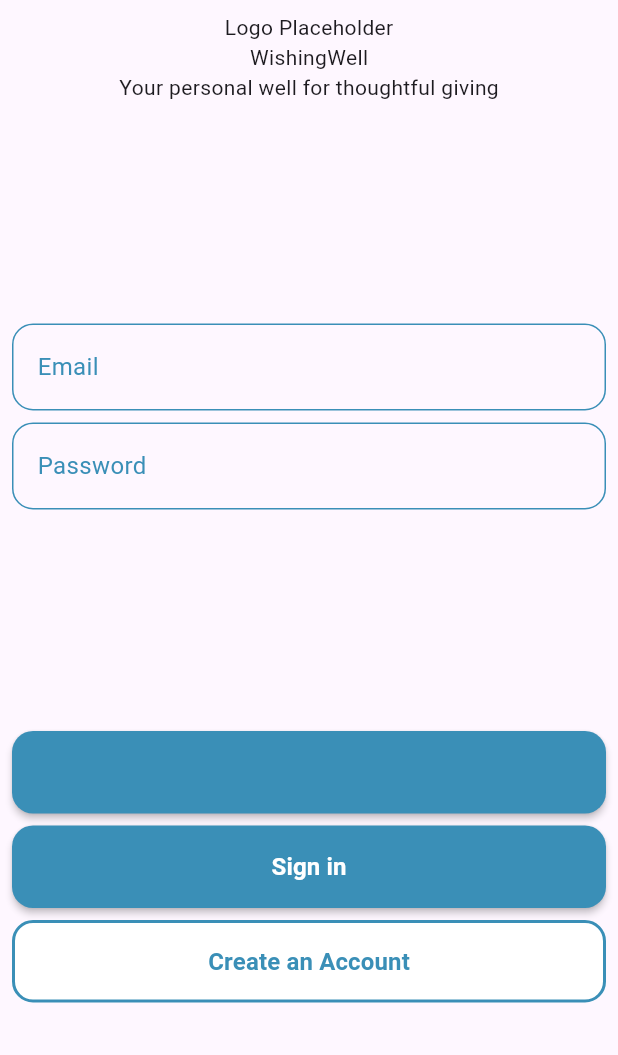
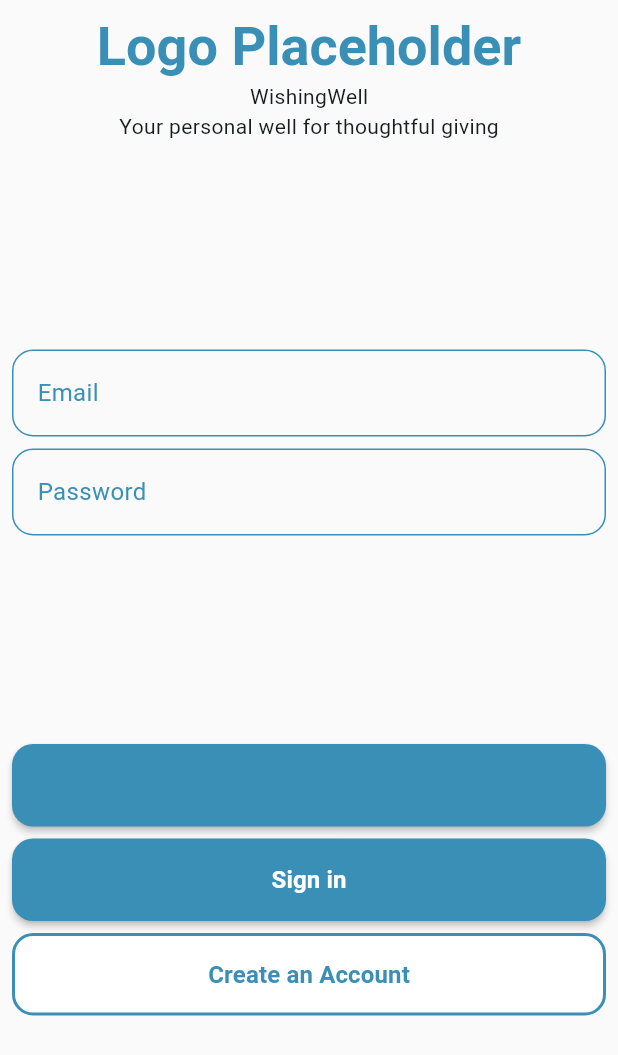
Before and after one commit to hoveydev/wishing-well, a Flutter app: the screen it shows after launch, on a phone screen of 412 x 824 dp. Shown: the top 1055 px of the screen. Run offline on Flutter 3.47's test engine with Material 3 defaults, Android fonts, the phone set to English and light mode, and no system bars.

Commit message:
update app theme; flutter convention changes

```diff
--- a/lib/components/button/button_style.dart
+++ b/lib/components/button/button_style.dart
@@ -1,5 +1,5 @@
 import 'package:flutter/material.dart';
-import '../../theme.dart';
+import '../../theme/app_colors.dart';
 import 'button_type.dart';
 
 ButtonStyle style(ButtonType type) {
--- a/lib/components/button/types/primary_button.dart
+++ b/lib/components/button/types/primary_button.dart
@@ -2,7 +2,7 @@ import 'package:flutter/cupertino.dart';
 import 'package:flutter/material.dart';
 import 'package:wishing_well/components/button/button_content.dart';
 import 'package:wishing_well/components/button/button_style.dart';
-import 'package:wishing_well/theme.dart';
+import 'package:wishing_well/theme/app_colors.dart';
 import 'package:wishing_well/utilities.dart';
 import '../button_type.dart';
 
--- a/lib/components/button/types/secondary_button.dart
+++ b/lib/components/button/types/secondary_button.dart
@@ -2,7 +2,7 @@ import 'package:flutter/cupertino.dart';
 import 'package:flutter/material.dart';
 import 'package:wishing_well/components/button/button_content.dart';
 import 'package:wishing_well/components/button/button_style.dart';
-import 'package:wishing_well/theme.dart';
+import 'package:wishing_well/theme/app_colors.dart';
 import 'package:wishing_well/utilities.dart';
 import '../button_type.dart';
 
--- a/lib/components/button/types/tertiary_button.dart
+++ b/lib/components/button/types/tertiary_button.dart
@@ -2,7 +2,7 @@ import 'package:flutter/cupertino.dart';
 import 'package:flutter/material.dart';
 import 'package:wishing_well/components/button/button_content.dart';
 import 'package:wishing_well/components/button/button_style.dart';
-import 'package:wishing_well/theme.dart';
+import 'package:wishing_well/theme/app_colors.dart';
 import 'package:wishing_well/utilities.dart';
 import '../button_type.dart';
 
--- a/lib/components/input/input.dart
+++ b/lib/components/input/input.dart
@@ -1,6 +1,6 @@
 import 'package:flutter/material.dart';
 import 'package:wishing_well/components/input/input_type.dart';
-import 'package:wishing_well/theme.dart';
+import 'package:wishing_well/theme/app_colors.dart';
 
 class Input extends StatelessWidget {
   final String placeholder;
--- a/lib/main.dart
+++ b/lib/main.dart
@@ -1,8 +1,6 @@
 import 'package:flutter/material.dart';
-import 'package:wishing_well/components/button/button.dart';
-import 'package:wishing_well/components/input/input.dart';
-import 'package:wishing_well/components/input/input_type.dart';
-import 'components/button/button_type.dart';
+import 'package:wishing_well/screens/login_screen.dart';
+import 'package:wishing_well/theme/app_theme.dart';
 
 void main() {
   runApp(const MainApp());
@@ -14,42 +12,8 @@ class MainApp extends StatelessWidget {
   @override
   Widget build(BuildContext context) {
     return MaterialApp(
-      home: Scaffold(
-        body: SafeArea(
-          child: Center(
-            child: Padding(
-              padding: const EdgeInsets.all(8.0),
-              child: Column(
-                mainAxisAlignment: MainAxisAlignment.center,
-                children: [
-                  Text("Logo Placeholder"),
-                  Text("WishingWell"),
-                  Text("Your personal well for thoughtful giving"),
-                  Spacer(),
-                  Input(placeholder: "Email", type: InputType.text, controller: TextEditingController()),
-                  const SizedBox(height: 8),
-                  Input(placeholder: "Password", type: InputType.text, controller: TextEditingController()),
-                  Spacer(),
-                  Button(label: "Forgot Password?", onPressed: () {}, type: ButtonType.tertiary),
-                  const SizedBox(height: 8),
-                  Button(
-                    label: 'Sign in',
-                    onPressed: () {},
-                    type: ButtonType.primary,
-                  ),
-                  const SizedBox(height: 8),
-                  Button(
-                    label: 'Create an Account',
-                    onPressed: () {},
-                    type: ButtonType.secondary,
-                  ),
-                  Spacer(),
-                ],
-              ),
-            ),
-          ),
-        ),
-      ),
+      theme: AppTheme.lightTheme,
+      home: LoginScreen(),
     );
   }
 }
--- /dev/null
+++ b/lib/screens/login_screen.dart
@@ -0,0 +1,50 @@
+import 'package:flutter/material.dart';
+import 'package:wishing_well/components/button/button.dart';
+import 'package:wishing_well/components/button/button_type.dart';
+import 'package:wishing_well/components/input/input.dart';
+import 'package:wishing_well/components/input/input_type.dart';
+
+class LoginScreen extends StatelessWidget {
+  const LoginScreen({super.key});
+
+  @override
+  Widget build(BuildContext context) {
+    TextTheme textTheme = Theme.of(context).textTheme;
+    return Scaffold(
+        body: SafeArea(
+          child: Center(
+            child: Padding(
+              padding: const EdgeInsets.all(8.0),
+              child: Column(
+                mainAxisAlignment: MainAxisAlignment.center,
+                children: [
+                  Text("Logo Placeholder", style: textTheme.titleLarge),
+                  Text("WishingWell"),
+                  Text("Your personal well for thoughtful giving"),
+                  Spacer(),
+                  Input(placeholder: "Email", type: InputType.text, controller: TextEditingController()),
+                  const SizedBox(height: 8),
+                  Input(placeholder: "Password", type: InputType.text, controller: TextEditingController()),
+                  Spacer(),
+                  Button(label: "Forgot Password?", onPressed: () {}, type: ButtonType.tertiary),
+                  const SizedBox(height: 8),
+                  Button(
+                    label: 'Sign in',
+                    onPressed: () {},
+                    type: ButtonType.primary,
+                  ),
+                  const SizedBox(height: 8),
+                  Button(
+                    label: 'Create an Account',
+                    onPressed: () {},
+                    type: ButtonType.secondary,
+                  ),
+                  Spacer(),
+                ],
+              ),
+            ),
+          ),
+        ),
+      );
+  }
+}
--- /dev/null
+++ b/lib/theme/app_font_sizes.dart
@@ -0,0 +1,3 @@
+class AppFontSizes {
+  static const double title = 36;
+}
--- /dev/null
+++ b/lib/theme/app_text_styles.dart
@@ -0,0 +1,12 @@
+import 'package:flutter/rendering.dart';
+import 'package:wishing_well/theme/app_font_sizes.dart';
+import 'app_colors.dart';
+
+class AppTextStyles {
+  // Headers
+  static const title = TextStyle(
+    fontSize: AppFontSizes.title,
+    fontWeight: FontWeight.bold,
+    color: AppColors.primary,
+  );
+}
--- /dev/null
+++ b/lib/theme/app_theme.dart
@@ -0,0 +1,22 @@
+import 'package:flutter/material.dart';
+import 'package:wishing_well/theme/app_colors.dart';
+import 'package:wishing_well/theme/app_text_styles.dart';
+
+class AppTheme {
+  static ThemeData get lightTheme {
+    return ThemeData(
+      brightness: Brightness.light,
+      scaffoldBackgroundColor: AppColors.background,
+      primaryColor: AppColors.primary,
+      colorScheme: ColorScheme.fromSeed(
+        seedColor: AppColors.primary,
+        primary: AppColors.primary,
+        secondary: AppColors.accent,
+        surface: AppColors.background
+      ),
+      textTheme: TextTheme(
+        titleLarge: AppTextStyles.title
+      ),
+    );
+  }
+}
```
Also changed, not shown: lib/theme/app_colors.dart (renamed from lib/theme.dart).
